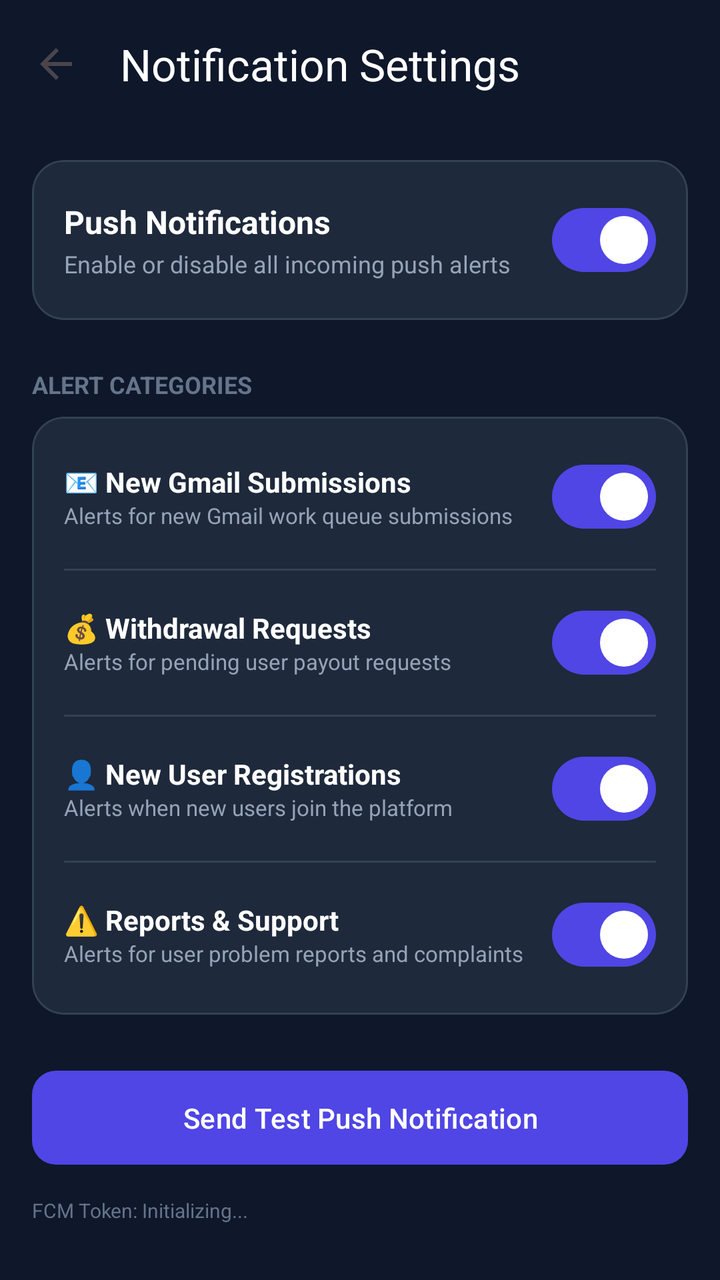
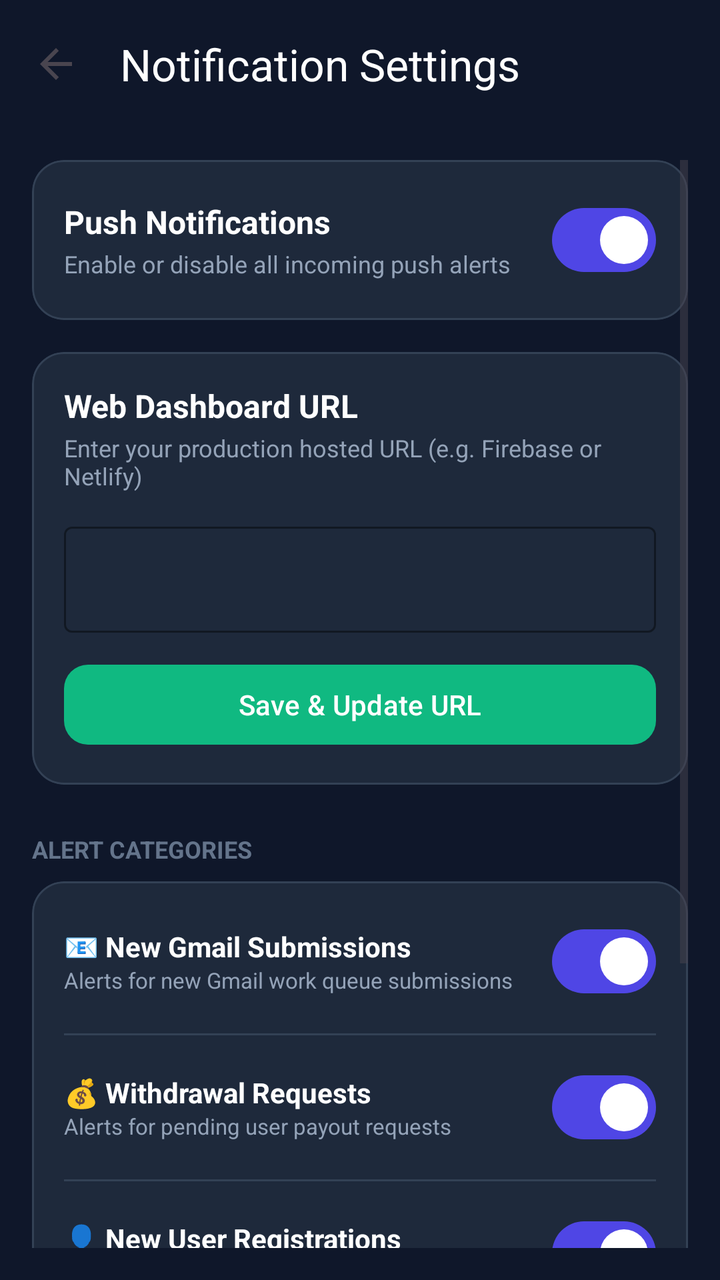

Before-and-after screenshots of an Android layout around one commit, followed by the original layout XML and the change that was made.
<!-- AndroidManifest.xml: application theme Theme.MailFactoryAdmin -->
<!-- res/layout/activity_settings.xml -->
<?xml version="1.0" encoding="utf-8"?>
<LinearLayout xmlns:android="http://schemas.android.com/apk/res/android"
    xmlns:app="http://schemas.android.com/apk/res-auto"
    android:layout_width="match_parent"
    android:layout_height="match_parent"
    android:background="#0F172A"
    android:orientation="vertical">

    <com.google.android.material.appbar.MaterialToolbar
        android:id="@+id/toolbar"
        android:layout_width="match_parent"
        android:layout_height="?attr/actionBarSize"
        android:background="#0F172A"
        app:navigationIcon="?attr/homeAsUpIndicator"
        app:title="Notification Settings"
        app:titleTextColor="#FFFFFF" />

    <ScrollView
        android:layout_width="match_parent"
        android:layout_height="match_parent"
        android:padding="16dp">

        <LinearLayout
            android:layout_width="match_parent"
            android:layout_height="wrap_content"
            android:orientation="vertical">

            
            <com.google.android.material.card.MaterialCardView
                android:layout_width="match_parent"
                android:layout_height="wrap_content"
                app:cardBackgroundColor="#1E293B"
                app:cardCornerRadius="16dp"
                app:strokeColor="#334155"
                app:strokeWidth="1dp">

                <LinearLayout
                    android:layout_width="match_parent"
                    android:layout_height="wrap_content"
                    android:orientation="vertical"
                    android:padding="16dp">

                    <LinearLayout
                        android:layout_width="match_parent"
                        android:layout_height="wrap_content"
                        android:gravity="center_vertical"
                        android:orientation="horizontal">

                        <LinearLayout
                            android:layout_width="0dp"
                            android:layout_height="wrap_content"
                            android:layout_weight="1"
                            android:orientation="vertical">

                            <TextView
                                android:layout_width="wrap_content"
                                android:layout_height="wrap_content"
                                android:text="Push Notifications"
                                android:textColor="#FFFFFF"
                                android:textSize="16sp"
                                android:textStyle="bold" />

                            <TextView
                                android:layout_width="wrap_content"
                                android:layout_height="wrap_content"
                                android:layout_marginTop="2dp"
                                android:text="Enable or disable all incoming push alerts"
                                android:textColor="#94A3B8"
                                android:textSize="12sp" />
                        </LinearLayout>

                        <com.google.android.material.materialswitch.MaterialSwitch
                            android:id="@+id/switchMaster"
                            android:layout_width="wrap_content"
                            android:layout_height="wrap_content"
                            android:checked="true" />
                    </LinearLayout>
                </LinearLayout>
            </com.google.android.material.card.MaterialCardView>

            
            <TextView
                android:layout_width="wrap_content"
                android:layout_height="wrap_content"
                android:layout_marginTop="24dp"
                android:layout_marginBottom="8dp"
                android:text="ALERT CATEGORIES"
                android:textColor="#64748B"
                android:textSize="12sp"
                android:textStyle="bold" />

            <com.google.android.material.card.MaterialCardView
                android:layout_width="match_parent"
                android:layout_height="wrap_content"
                app:cardBackgroundColor="#1E293B"
                app:cardCornerRadius="16dp"
                app:strokeColor="#334155"
                app:strokeWidth="1dp">

                <LinearLayout
                    android:layout_width="match_parent"
                    android:layout_height="wrap_content"
                    android:orientation="vertical"
                    android:padding="16dp">

                    
                    <LinearLayout
                        android:layout_width="match_parent"
                        android:layout_height="wrap_content"
                        android:gravity="center_vertical"
                        android:orientation="horizontal">

                        <LinearLayout
                            android:layout_width="0dp"
                            android:layout_height="wrap_content"
                            android:layout_weight="1"
                            android:orientation="vertical">

                            <TextView
                                android:layout_width="wrap_content"
                                android:layout_height="wrap_content"
                                android:text="📧 New Gmail Submissions"
                                android:textColor="#FFFFFF"
                                android:textSize="14sp"
                                android:textStyle="bold" />

                            <TextView
                                android:layout_width="wrap_content"
                                android:layout_height="wrap_content"
                                android:text="Alerts for new Gmail work queue submissions"
                                android:textColor="#94A3B8"
                                android:textSize="11sp" />
                        </LinearLayout>

                        <com.google.android.material.materialswitch.MaterialSwitch
                            android:id="@+id/switchGmail"
                            android:layout_width="wrap_content"
                            android:layout_height="wrap_content"
                            android:checked="true" />
                    </LinearLayout>

                    <View
                        android:layout_width="match_parent"
                        android:layout_height="1dp"
                        android:layout_marginTop="12dp"
                        android:layout_marginBottom="12dp"
                        android:background="#334155" />

                    
                    <LinearLayout
                        android:layout_width="match_parent"
                        android:layout_height="wrap_content"
                        android:gravity="center_vertical"
                        android:orientation="horizontal">

                        <LinearLayout
                            android:layout_width="0dp"
                            android:layout_height="wrap_content"
                            android:layout_weight="1"
                            android:orientation="vertical">

                            <TextView
                                android:layout_width="wrap_content"
                                android:layout_height="wrap_content"
                                android:text="💰 Withdrawal Requests"
                                android:textColor="#FFFFFF"
                                android:textSize="14sp"
                                android:textStyle="bold" />

                            <TextView
                                android:layout_width="wrap_content"
                                android:layout_height="wrap_content"
                                android:text="Alerts for pending user payout requests"
                                android:textColor="#94A3B8"
                                android:textSize="11sp" />
                        </LinearLayout>

                        <com.google.android.material.materialswitch.MaterialSwitch
                            android:id="@+id/switchWithdrawal"
                            android:layout_width="wrap_content"
                            android:layout_height="wrap_content"
                            android:checked="true" />
                    </LinearLayout>

                    <View
                        android:layout_width="match_parent"
                        android:layout_height="1dp"
                        android:layout_marginTop="12dp"
                        android:layout_marginBottom="12dp"
                        android:background="#334155" />

                    
                    <LinearLayout
                        android:layout_width="match_parent"
                        android:layout_height="wrap_content"
                        android:gravity="center_vertical"
                        android:orientation="horizontal">

                        <LinearLayout
                            android:layout_width="0dp"
                            android:layout_height="wrap_content"
                            android:layout_weight="1"
                            android:orientation="vertical">

                            <TextView
                                android:layout_width="wrap_content"
                                android:layout_height="wrap_content"
                                android:text="👤 New User Registrations"
                                android:textColor="#FFFFFF"
                                android:textSize="14sp"
                                android:textStyle="bold" />

                            <TextView
                                android:layout_width="wrap_content"
                                android:layout_height="wrap_content"
                                android:text="Alerts when new users join the platform"
                                android:textColor="#94A3B8"
                                android:textSize="11sp" />
                        </LinearLayout>

                        <com.google.android.material.materialswitch.MaterialSwitch
                            android:id="@+id/switchNewUser"
                            android:layout_width="wrap_content"
                            android:layout_height="wrap_content"
                            android:checked="true" />
                    </LinearLayout>

                    <View
                        android:layout_width="match_parent"
                        android:layout_height="1dp"
                        android:layout_marginTop="12dp"
                        android:layout_marginBottom="12dp"
                        android:background="#334155" />

                    
                    <LinearLayout
                        android:layout_width="match_parent"
                        android:layout_height="wrap_content"
                        android:gravity="center_vertical"
                        android:orientation="horizontal">

                        <LinearLayout
                            android:layout_width="0dp"
                            android:layout_height="wrap_content"
                            android:layout_weight="1"
                            android:orientation="vertical">

                            <TextView
                                android:layout_width="wrap_content"
                                android:layout_height="wrap_content"
                                android:text="⚠️ Reports &amp; Support"
                                android:textColor="#FFFFFF"
                                android:textSize="14sp"
                                android:textStyle="bold" />

                            <TextView
                                android:layout_width="wrap_content"
                                android:layout_height="wrap_content"
                                android:text="Alerts for user problem reports and complaints"
                                android:textColor="#94A3B8"
                                android:textSize="11sp" />
                        </LinearLayout>

                        <com.google.android.material.materialswitch.MaterialSwitch
                            android:id="@+id/switchReport"
                            android:layout_width="wrap_content"
                            android:layout_height="wrap_content"
                            android:checked="true" />
                    </LinearLayout>

                </LinearLayout>
            </com.google.android.material.card.MaterialCardView>

            
            <com.google.android.material.button.MaterialButton
                android:id="@+id/btnSendTest"
                android:layout_width="match_parent"
                android:layout_height="wrap_content"
                android:layout_marginTop="24dp"
                android:padding="14dp"
                android:text="Send Test Push Notification"
                android:textAllCaps="false"
                android:textColor="#FFFFFF"
                app:backgroundTint="#4F46E5"
                app:cornerRadius="12dp" />

            <TextView
                android:id="@+id/tvDeviceToken"
                android:layout_width="match_parent"
                android:layout_height="wrap_content"
                android:layout_marginTop="12dp"
                android:text="FCM Token: Initializing..."
                android:textColor="#64748B"
                android:textSize="10sp" />

        </LinearLayout>
    </ScrollView>
</LinearLayout>
<!-- resources referenced by this layout -->
<resources>
  <style name="Theme.MailFactoryAdmin" parent="Theme.Material3.DayNight.NoActionBar">
          <item name="colorPrimary">@color/primary</item>
          <item name="colorPrimaryDark">@color/primary_dark</item>
          <item name="colorAccent">@color/accent</item>
          <item name="android:statusBarColor">@color/background</item>
          <item name="android:windowLightStatusBar">false</item>
      </style>
  <color name="primary">#4F46E5</color>
  <color name="primary_dark">#3730A3</color>
  <color name="accent">#10B981</color>
  <color name="background">#0F172A</color>
</resources>

<!-- the commit's change to res/layout/activity_settings.xml (unified diff, before → after) -->
@@ -79,6 +79,69 @@
             </com.google.android.material.card.MaterialCardView>
 
             
+            <com.google.android.material.card.MaterialCardView
+                android:layout_width="match_parent"
+                android:layout_height="wrap_content"
+                android:layout_marginTop="16dp"
+                app:cardBackgroundColor="#1E293B"
+                app:cardCornerRadius="16dp"
+                app:strokeColor="#334155"
+                app:strokeWidth="1dp">
+
+                <LinearLayout
+                    android:layout_width="match_parent"
+                    android:layout_height="wrap_content"
+                    android:orientation="vertical"
+                    android:padding="16dp">
+
+                    <TextView
+                        android:layout_width="wrap_content"
+                        android:layout_height="wrap_content"
+                        android:text="Web Dashboard URL"
+                        android:textColor="#FFFFFF"
+                        android:textSize="16sp"
+                        android:textStyle="bold" />
+
+                    <TextView
+                        android:layout_width="wrap_content"
+                        android:layout_height="wrap_content"
+                        android:layout_marginTop="2dp"
+                        android:text="Enter your production hosted URL (e.g. Firebase or Netlify)"
+                        android:textColor="#94A3B8"
+                        android:textSize="12sp" />
+
+                    <com.google.android.material.textfield.TextInputLayout
+                        android:id="@+id/tilAdminUrl"
+                        android:layout_width="match_parent"
+                        android:layout_height="wrap_content"
+                        android:layout_marginTop="12dp"
+                        app:boxStrokeColor="#4F46E5"
+                        app:hintTextColor="#94A3B8"
+                        app:textColorHint="#64748B">
+
+                        <com.google.android.material.textfield.TextInputEditText
+                            android:id="@+id/etAdminUrl"
+                            android:layout_width="match_parent"
+                            android:layout_height="wrap_content"
+                            android:inputType="textUri"
+                            android:textColor="#FFFFFF"
+                            android:textSize="14sp" />
+                    </com.google.android.material.textfield.TextInputLayout>
+
+                    <com.google.android.material.button.MaterialButton
+                        android:id="@+id/btnSaveUrl"
+                        android:layout_width="match_parent"
+                        android:layout_height="wrap_content"
+                        android:layout_marginTop="12dp"
+                        android:text="Save &amp; Update URL"
+                        android:textAllCaps="false"
+                        android:textColor="#FFFFFF"
+                        app:backgroundTint="#10B981"
+                        app:cornerRadius="12dp" />
+                </LinearLayout>
+            </com.google.android.material.card.MaterialCardView>
+
+            
             <TextView
                 android:layout_width="wrap_content"
                 android:layout_height="wrap_content"
